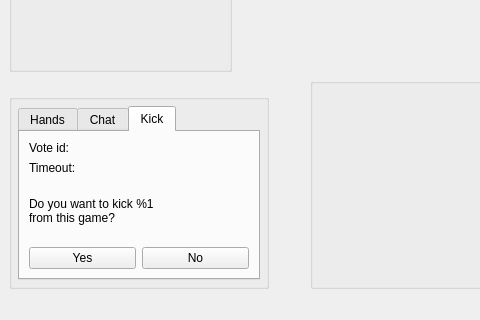
pokerth/pokerth, file src/gui/qt/gametable.ui: the form before one commit; both pictures show x 0 to 480 and y 360 to 680 of the 1000 by 680 pixel window.
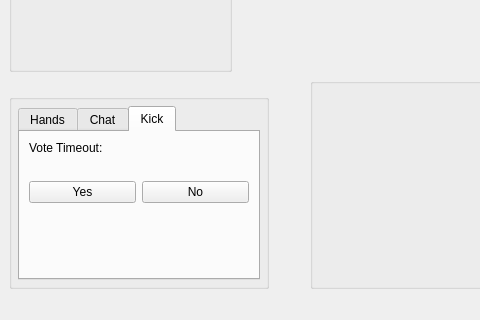
The form after the commit. The open tabs and pages were chosen to show the change. Custom widgets are drawn as their Qt base class.

Commit message: start implementing ingame votekick gui signals

What changed in the file:
```diff
--- a/src/gui/qt/gametable.ui
+++ b/src/gui/qt/gametable.ui
@@ -1782,54 +1782,43 @@
               </attribute>
               <layout class="QGridLayout" name="gridLayout" >
                <item row="0" column="0" >
-                <widget class="QLabel" name="label" >
-                 <property name="text" >
-                  <string>Vote id:</string>
-                 </property>
-                </widget>
-               </item>
-               <item row="0" column="1" >
-                <widget class="QLabel" name="label_kickVoteId" >
-                 <property name="sizePolicy" >
-                  <sizepolicy vsizetype="Preferred" hsizetype="MinimumExpanding" >
-                   <horstretch>0</horstretch>
-                   <verstretch>0</verstretch>
-                  </sizepolicy>
-                 </property>
-                 <property name="text" >
-                  <string/>
-                 </property>
-                </widget>
-               </item>
-               <item row="1" column="0" >
+                <layout class="QHBoxLayout" name="horizontalLayout_2" >
+                 <item>
                 <widget class="QLabel" name="label_2" >
                  <property name="text" >
-                  <string>Timeout:</string>
+                    <string>Vote Timeout:</string>
                  </property>
                 </widget>
                </item>
-               <item row="1" column="1" >
+                 <item>
                 <widget class="QLabel" name="label_kickVoteTimeout" >
+                   <property name="sizePolicy" >
+                    <sizepolicy vsizetype="Preferred" hsizetype="MinimumExpanding" >
+                     <horstretch>0</horstretch>
+                     <verstretch>0</verstretch>
+                    </sizepolicy>
+                   </property>
                  <property name="text" >
                   <string/>
                  </property>
                 </widget>
                </item>
-               <item row="2" column="0" colspan="2" >
+                </layout>
+               </item>
+               <item row="1" column="0" >
                 <widget class="QLabel" name="label_kickUser" >
                  <property name="sizePolicy" >
-                  <sizepolicy vsizetype="MinimumExpanding" hsizetype="Preferred" >
+                  <sizepolicy vsizetype="Preferred" hsizetype="Preferred" >
                    <horstretch>0</horstretch>
                    <verstretch>0</verstretch>
                   </sizepolicy>
                  </property>
                  <property name="text" >
-                  <string>Do you want to kick %1 
-from this game?</string>
+                  <string/>
                  </property>
                 </widget>
                </item>
-               <item row="3" column="0" colspan="2" >
+               <item row="2" column="0" >
                 <layout class="QHBoxLayout" name="horizontalLayout" >
                  <item>
                   <widget class="QPushButton" name="pushButton_voteOnKickYes" >
@@ -1847,6 +1836,19 @@
                  </item>
                 </layout>
                </item>
+               <item row="3" column="0" >
+                <spacer name="verticalSpacer" >
+                 <property name="orientation" >
+                  <enum>Qt::Vertical</enum>
+                 </property>
+                 <property name="sizeHint" stdset="0" >
+                  <size>
+                   <width>20</width>
+                   <height>27</height>
+                  </size>
+                 </property>
+                </spacer>
+               </item>
               </layout>
              </widget>
             </widget>
```
Lines whose indentation alone changed are shown as unchanged. The commit also changes 4 other files.
